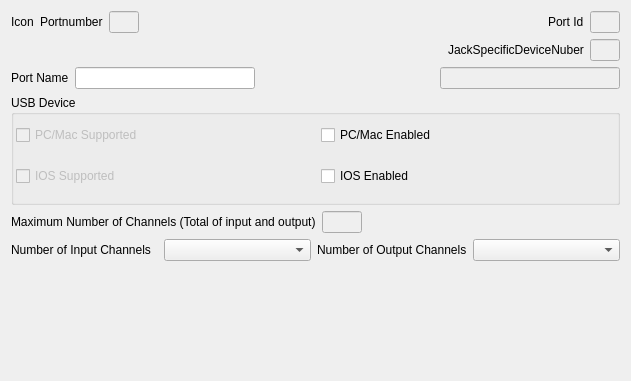
Qt form src/widgets/audioportparmwidget.ui (dehnhardt/iconnconfig) before a commit.
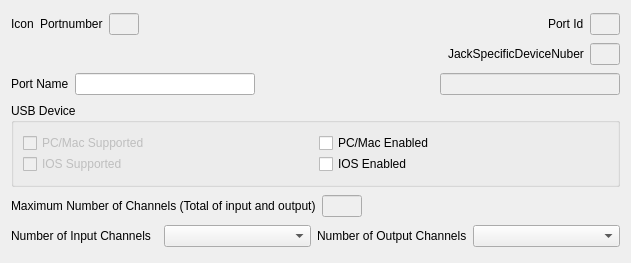
The same form after that commit.

```diff
--- a/src/widgets/audioportparmwidget.ui
+++ b/src/widgets/audioportparmwidget.ui
@@ -7,9 +7,15 @@
     <x>0</x>
     <y>0</y>
     <width>631</width>
-    <height>381</height>
+    <height>263</height>
    </rect>
   </property>
+  <property name="sizePolicy">
+   <sizepolicy hsizetype="Preferred" vsizetype="MinimumExpanding">
+    <horstretch>0</horstretch>
+    <verstretch>0</verstretch>
+   </sizepolicy>
+  </property>
   <property name="windowTitle">
    <string>Form</string>
   </property>
@@ -180,7 +186,7 @@
    <item>
     <widget class="QGroupBox" name="m_pGbUSBDevice">
      <property name="sizePolicy">
-      <sizepolicy hsizetype="Preferred" vsizetype="Preferred">
+      <sizepolicy hsizetype="Preferred" vsizetype="Maximum">
        <horstretch>0</horstretch>
        <verstretch>0</verstretch>
       </sizepolicy>
@@ -188,13 +194,13 @@
      <property name="minimumSize">
       <size>
        <width>0</width>
-       <height>110</height>
+       <height>84</height>
       </size>
      </property>
      <property name="maximumSize">
       <size>
        <width>16777215</width>
-       <height>16777215</height>
+       <height>84</height>
       </size>
      </property>
      <property name="styleSheet">
@@ -203,41 +209,13 @@
      <property name="title">
       <string>USB Device</string>
      </property>
-     <widget class="QWidget" name="gridLayoutWidget">
-      <property name="geometry">
-       <rect>
-        <x>0</x>
-        <y>10</y>
-        <width>613</width>
-        <height>98</height>
-       </rect>
-      </property>
-      <layout class="QGridLayout" name="m_pGlUsbDeviceEnabled">
-       <property name="leftMargin">
-        <number>5</number>
-       </property>
-       <property name="topMargin">
-        <number>5</number>
-       </property>
-       <property name="rightMargin">
-        <number>5</number>
-       </property>
-       <property name="bottomMargin">
+     <property name="alignment">
+      <set>Qt::AlignLeading|Qt::AlignLeft|Qt::AlignTop</set>
+     </property>
+     <layout class="QGridLayout" name="gridLayout">
+      <property name="verticalSpacing">
         <number>0</number>
        </property>
-       <property name="spacing">
-        <number>6</number>
-       </property>
-       <item row="1" column="1">
-        <widget class="QCheckBox" name="m_pChbPcEnabled">
-         <property name="styleSheet">
-          <string notr="true"/>
-         </property>
-         <property name="text">
-          <string>PC/Mac Enabled</string>
-         </property>
-        </widget>
-       </item>
        <item row="3" column="0">
         <widget class="QCheckBox" name="m_pChbIOSSupported">
          <property name="enabled">
@@ -248,6 +226,29 @@
          </property>
         </widget>
        </item>
+      <item row="2" column="0">
+       <widget class="QCheckBox" name="m_pChbPCSupported">
+        <property name="enabled">
+         <bool>false</bool>
+        </property>
+        <property name="styleSheet">
+         <string notr="true"/>
+        </property>
+        <property name="text">
+         <string>PC/Mac Supported</string>
+        </property>
+       </widget>
+      </item>
+      <item row="2" column="1">
+       <widget class="QCheckBox" name="m_pChbPcEnabled">
+        <property name="styleSheet">
+         <string notr="true"/>
+        </property>
+        <property name="text">
+         <string>PC/Mac Enabled</string>
+        </property>
+       </widget>
+      </item>
        <item row="3" column="1">
         <widget class="QCheckBox" name="m_pChbIOSEnabled">
          <property name="text">
@@ -255,21 +256,7 @@
          </property>
         </widget>
        </item>
-       <item row="1" column="0">
-        <widget class="QCheckBox" name="m_pChbPCSupported">
-         <property name="enabled">
-          <bool>false</bool>
-         </property>
-         <property name="styleSheet">
-          <string notr="true"/>
-         </property>
-         <property name="text">
-          <string>PC/Mac Supported</string>
-         </property>
-        </widget>
-       </item>
-      </layout>
-     </widget>
+     </layout>
     </widget>
    </item>
    <item>
@@ -333,22 +320,6 @@
      </item>
     </layout>
    </item>
-   <item>
-    <spacer name="verticalSpacer">
-     <property name="orientation">
-      <enum>Qt::Vertical</enum>
-     </property>
-     <property name="sizeType">
-      <enum>QSizePolicy::MinimumExpanding</enum>
-     </property>
-     <property name="sizeHint" stdset="0">
-      <size>
-       <width>20</width>
-       <height>40</height>
-      </size>
-     </property>
-    </spacer>
-   </item>
   </layout>
  </widget>
  <resources/>
```
Lines whose indentation alone changed are shown as unchanged.
